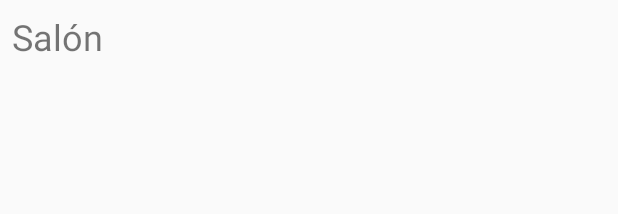
After one commit to ewolvy/BroadcastDiscoveryTests, an Android app: the layout list_item.xml on its own in the app's theme, with its tools: preview values and no code run, on a phone screen of 412 x 824 dp. The commit adds this screen. Shown: the top 214 px of the screen. Run offline under Robolectric (Android 15) with nearby library versions, the phone set to English and light mode, and no system bars.

Commit message:
Begin recycler view layout setup

```diff
--- a/broadcastdiscovery/build.gradle
+++ b/broadcastdiscovery/build.gradle
@@ -35,4 +35,5 @@ dependencies {
     androidTestImplementation 'com.android.support.test:runner:1.0.2'
     androidTestImplementation 'com.android.support.test.espresso:espresso-core:3.0.2'
     implementation "org.jetbrains.kotlin:kotlin-stdlib-jdk7:$kotlin_version"
+    implementation 'com.android.support:recyclerview-v7:28.0.0'
 }
--- /dev/null
+++ b/broadcastdiscovery/src/main/java/com/mooo/ewolvy/broadcastdiscovery/Server.kt
@@ -0,0 +1,3 @@
+package com.mooo.ewolvy.broadcastdiscovery
+
+data class Server (val description: String, val JSONResponse: String)
--- /dev/null
+++ b/broadcastdiscovery/src/main/res/layout/list_item.xml
@@ -0,0 +1,16 @@
+<?xml version="1.0" encoding="utf-8"?>
+<android.support.constraint.ConstraintLayout xmlns:android="http://schemas.android.com/apk/res/android"
+                                             xmlns:app="http://schemas.android.com/apk/res-auto"
+                                             xmlns:tools="http://schemas.android.com/tools"
+                                             android:layout_width="match_parent"
+                                             android:layout_height="wrap_content">
+
+    <TextView
+            android:layout_width="wrap_content"
+            android:layout_height="wrap_content"
+            android:id="@+id/txt_name" android:layout_marginTop="8dp"
+            app:layout_constraintTop_toTopOf="parent" app:layout_constraintStart_toStartOf="parent"
+            android:layout_marginStart="8dp" tools:text="Salón"
+            android:fontFamily="sans-serif" android:textSize="24sp" android:layout_marginBottom="8dp"
+            app:layout_constraintBottom_toBottomOf="parent"/>
+</android.support.constraint.ConstraintLayout>
```
Also changed, not shown: app/src/main/java/com/mooo/ewolvy/broadcastdiscoverytests/MainActivity.kt (+4 -3 lines), broadcastdiscovery/src/main/java/com/mooo/ewolvy/broadcastdiscovery/BroadcastDiscovery.kt (+12 -21 lines), broadcastdiscovery/src/main/res/layout/activity_broadcast_discovery.xml (+7 -16 lines).
